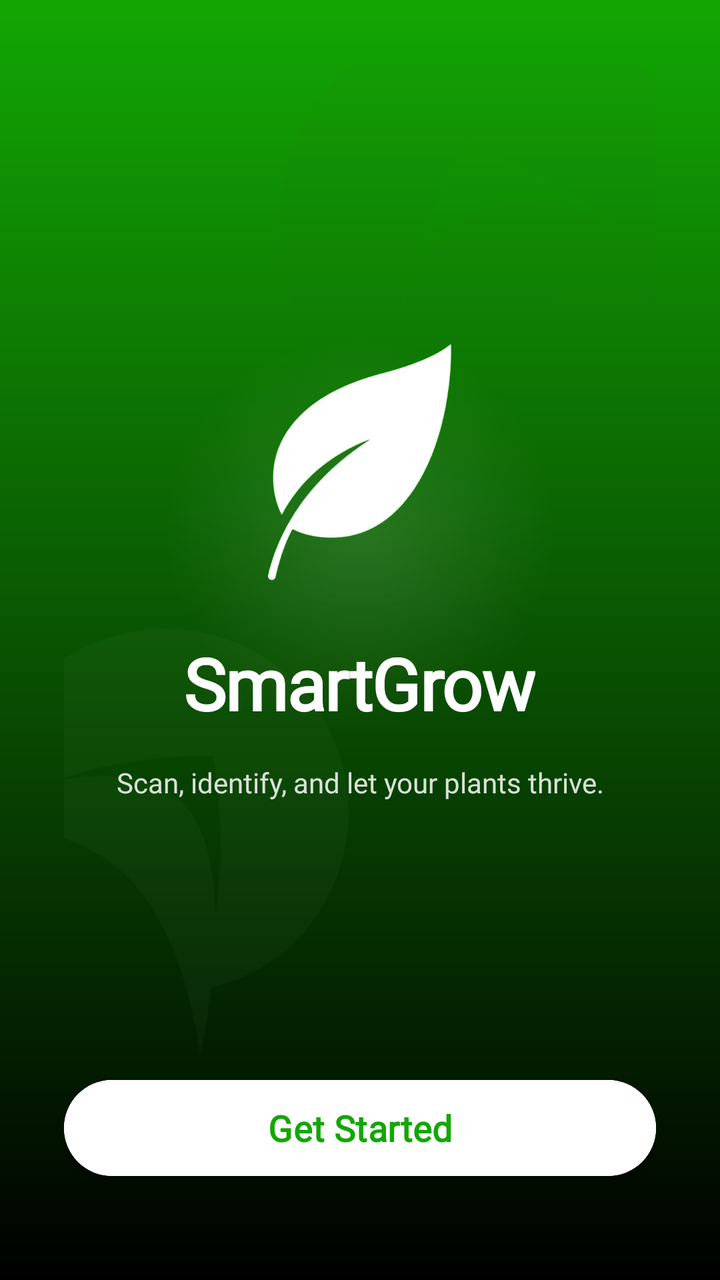
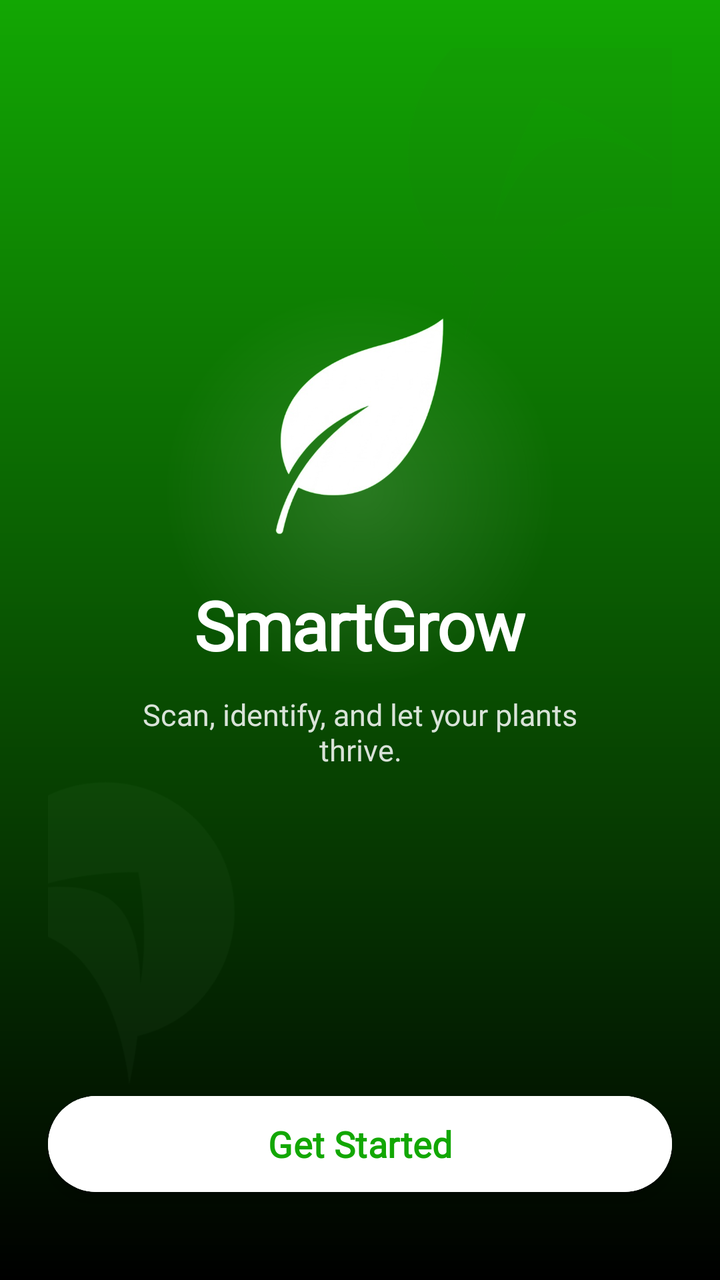

Screens rendered from an Android XML layout before and after an edit, with the pre-edit source and the edit as a unified diff.
<!-- AndroidManifest.xml: application theme Theme.SmartGrow -->
<!-- res/layout/activity_get_started.xml -->
<?xml version="1.0" encoding="utf-8"?>
<androidx.constraintlayout.widget.ConstraintLayout
    xmlns:android="http://schemas.android.com/apk/res/android"
    xmlns:app="http://schemas.android.com/apk/res-auto"
    android:layout_width="match_parent"
    android:layout_height="match_parent"
    android:background="@drawable/gradient_splash_bg"
    android:padding="32dp">

    <ImageView
        android:id="@+id/leaf_bg_top"
        android:layout_width="260dp"
        android:layout_height="260dp"
        android:src="@drawable/ic_leaf_right"
        android:alpha="0.05"
        android:rotation="-20"
        app:layout_constraintTop_toTopOf="parent"
        app:layout_constraintEnd_toEndOf="parent"
        android:layout_marginTop="-50dp"
        android:layout_marginRight="-50dp"
        android:contentDescription="Nature Deco" />

    <ImageView
        android:id="@+id/leaf_bg_bottom"
        android:layout_width="220dp"
        android:layout_height="220dp"
        android:src="@drawable/ic_leaf_left"
        android:alpha="0.04"
        android:rotation="40"
        app:layout_constraintBottom_toTopOf="@id/btn_get_started"
        app:layout_constraintStart_toStartOf="parent"
        android:layout_marginLeft="-60dp"
        android:layout_marginBottom="20dp"
        android:contentDescription="Nature Deco" />

    <View
        android:id="@+id/view_glow"
        android:layout_width="280dp"
        android:layout_height="280dp"
        android:alpha="0.25"
        android:background="@drawable/logo_glow_circle"
        app:layout_constraintTop_toTopOf="@id/layout_logo_title"
        app:layout_constraintBottom_toBottomOf="@id/layout_logo_title"
        app:layout_constraintStart_toStartOf="@id/layout_logo_title"
        app:layout_constraintEnd_toEndOf="@id/layout_logo_title" />

    <LinearLayout
        android:id="@+id/layout_logo_title"
        android:layout_width="match_parent"
        android:layout_height="wrap_content"
        android:orientation="vertical"
        android:gravity="center"
        app:layout_constraintTop_toTopOf="parent"
        app:layout_constraintBottom_toTopOf="@id/tv_tagline"
        app:layout_constraintStart_toStartOf="parent"
        app:layout_constraintEnd_toEndOf="parent"
        app:layout_constraintVertical_chainStyle="packed">

        <ImageView
            android:id="@+id/img_logo"
            android:layout_width="130dp"
            android:layout_height="130dp"
            android:src="@drawable/smartgrow_logo"
            android:contentDescription="SmartGrow Logo" />

        <TextView
            android:id="@+id/tv_app_name"
            android:layout_width="wrap_content"
            android:layout_height="wrap_content"
            android:layout_marginTop="20dp"
            android:fontFamily="@font/poppins"
            android:textStyle="bold"
            android:letterSpacing="-0.02"
            android:text="SmartGrow"
            android:textColor="@color/white"
            android:textSize="36sp" />
    </LinearLayout>

    <TextView
        android:id="@+id/tv_tagline"
        android:layout_width="wrap_content"
        android:layout_height="wrap_content"
        android:layout_marginTop="16dp"
        android:alpha="0.85"
        android:fontFamily="@font/poppins"
        android:gravity="center"
        android:lineSpacingExtra="5sp"
        android:text="Scan, identify, and let your plants thrive."
        android:textColor="@color/white"
        android:textSize="14sp"
        app:layout_constraintTop_toBottomOf="@id/layout_logo_title"
        app:layout_constraintBottom_toTopOf="@id/btn_get_started"
        app:layout_constraintStart_toStartOf="parent"
        app:layout_constraintEnd_toEndOf="parent" />

    <com.google.android.material.button.MaterialButton
        android:id="@+id/btn_get_started"
        android:layout_width="match_parent"
        android:layout_height="56dp"
        android:layout_marginBottom="16dp"
        android:backgroundTint="@color/white"
        android:elevation="4dp"
        android:fontFamily="@font/poppins"
        android:textStyle="bold"
        android:stateListAnimator="@null"
        android:text="Get Started"
        android:textAllCaps="false"
        android:textColor="#12A703"
        android:textSize="18sp"
        app:cornerRadius="28dp"
        android:clickable="true"
        android:focusable="true"
        app:rippleColor="#2012A703"
        app:layout_constraintBottom_toBottomOf="parent"
        app:layout_constraintEnd_toEndOf="parent"
        app:layout_constraintStart_toStartOf="parent" />

</androidx.constraintlayout.widget.ConstraintLayout>
<!-- resources referenced by this layout -->
<resources>
  <color name="white">#FFFFFFFF</color>
  <!-- drawable gradient_splash_bg (drawable) -->
  <?xml version="1.0" encoding="utf-8"?>
  <shape xmlns:android="http://schemas.android.com/apk/res/android"
      android:shape="rectangle">
      <gradient
          android:startColor="#12A703"
          android:endColor="#000000"
          android:angle="270" />
  </shape>
  <!-- drawable ic_leaf_left (drawable) -->
  <vector xmlns:android="http://schemas.android.com/apk/res/android"
      android:width="24dp"
      android:height="24dp"
      android:viewportWidth="24"
      android:viewportHeight="24">
      <path
          android:fillColor="#81C784"
          android:pathData="M2,21C2,21 7,16 12,16C17,16 22,21 22,21C22,21 17,11 12,11C7,11 2,21 2,21ZM12,2C6.5,2 2,6.5 2,12C2,14.5 3,16.8 4.6,18.5C6.2,12.5 12,8 12,8C12,8 17.8,12.5 19.4,18.5C21,16.8 22,14.5 22,12C22,6.5 17.5,2 12,2Z"/>
  </vector>
  <!-- drawable ic_leaf_right (drawable) -->
  <vector xmlns:android="http://schemas.android.com/apk/res/android"
      android:width="24dp"
      android:height="24dp"
      android:viewportWidth="24"
      android:viewportHeight="24">
      <path
          android:fillColor="#0C6211"
          android:pathData="M22,21C22,21 17,16 12,16C7,16 2,21 2,21C2,21 7,11 12,11C17,11 22,21 22,21ZM12,2C17.5,2 22,6.5 22,12C22,14.5 21,16.8 19.4,18.5C17.8,12.5 12,8 12,8C12,8 6.2,12.5 4.6,18.5C3,16.8 2,14.5 2,12C2,6.5 6.5,2 12,2Z"/>
  </vector>
  <!-- drawable logo_glow_circle (drawable) -->
  <?xml version="1.0" encoding="utf-8"?>
  <shape xmlns:android="http://schemas.android.com/apk/res/android"
      android:shape="oval">
      <gradient
          android:type="radial"
          android:gradientRadius="100dp"
          android:startColor="#80FFFFFF"
          android:endColor="@android:color/transparent" />
  </shape>
  <!-- drawable smartgrow_logo: png bitmap (drawable, 73503 bytes) -->
  <style name="Theme.SmartGrow" parent="Base.Theme.SmartGrow" />
  <style name="Base.Theme.SmartGrow" parent="Theme.Material3.DayNight.NoActionBar">
          <item name="android:windowBackground">@android:color/white</item>
          <item name="android:windowDisablePreview">true</item>
          <item name="android:statusBarColor">#0C6211</item>
          <item name="android:windowLightStatusBar" tools:targetApi="m">false</item>
      </style>
</resources>

<!-- the commit's change to res/layout/activity_get_started.xml (unified diff, before → after) -->
@@ -5,94 +5,115 @@
     android:layout_width="match_parent"
     android:layout_height="match_parent"
     android:background="@drawable/gradient_splash_bg"
-    android:padding="32dp">
+    android:padding="24dp">
 
+    
+    <androidx.constraintlayout.widget.Guideline
+        android:id="@+id/guideline_bottom"
+        android:layout_width="wrap_content"
+        android:layout_height="wrap_content"
+        android:orientation="horizontal"
+        app:layout_constraintGuide_percent="0.88" />
+
+    
     <ImageView
         android:id="@+id/leaf_bg_top"
-        android:layout_width="260dp"
-        android:layout_height="260dp"
+        android:layout_width="0dp"
+        android:layout_height="0dp"
         android:src="@drawable/ic_leaf_right"
         android:alpha="0.05"
         android:rotation="-20"
+        app:layout_constraintWidth_percent="0.6"
+        app:layout_constraintDimensionRatio="1:1"
         app:layout_constraintTop_toTopOf="parent"
         app:layout_constraintEnd_toEndOf="parent"
-        android:layout_marginTop="-50dp"
-        android:layout_marginRight="-50dp"
+        android:layout_marginTop="-40dp"
+        android:layout_marginEnd="-40dp"
         android:contentDescription="Nature Deco" />
 
+    
     <ImageView
         android:id="@+id/leaf_bg_bottom"
-        android:layout_width="220dp"
-        android:layout_height="220dp"
+        android:layout_width="0dp"
+        android:layout_height="0dp"
         android:src="@drawable/ic_leaf_left"
         android:alpha="0.04"
         android:rotation="40"
+        app:layout_constraintWidth_percent="0.5"
+        app:layout_constraintDimensionRatio="1:1"
         app:layout_constraintBottom_toTopOf="@id/btn_get_started"
         app:layout_constraintStart_toStartOf="parent"
-        android:layout_marginLeft="-60dp"
-        android:layout_marginBottom="20dp"
+        android:layout_marginStart="-50dp"
+        android:layout_marginBottom="10dp"
         android:contentDescription="Nature Deco" />
 
+    
     <View
         android:id="@+id/view_glow"
-        android:layout_width="280dp"
-        android:layout_height="280dp"
+        android:layout_width="0dp"
+        android:layout_height="0dp"
         android:alpha="0.25"
         android:background="@drawable/logo_glow_circle"
-        app:layout_constraintTop_toTopOf="@id/layout_logo_title"
-        app:layout_constraintBottom_toBottomOf="@id/layout_logo_title"
-        app:layout_constraintStart_toStartOf="@id/layout_logo_title"
-        app:layout_constraintEnd_toEndOf="@id/layout_logo_title" />
+        app:layout_constraintWidth_percent="0.65"
+        app:layout_constraintDimensionRatio="1:1"
+        app:layout_constraintTop_toTopOf="@id/img_logo"
+        app:layout_constraintBottom_toBottomOf="@id/tv_app_name"
+        app:layout_constraintStart_toStartOf="parent"
+        app:layout_constraintEnd_toEndOf="parent" />
 
-    <LinearLayout
-        android:id="@+id/layout_logo_title"
-        android:layout_width="match_parent"
-        android:layout_height="wrap_content"
-        android:orientation="vertical"
-        android:gravity="center"
+    
+    <ImageView
+        android:id="@+id/img_logo"
+        android:layout_width="0dp"
+        android:layout_height="0dp"
+        android:src="@drawable/smartgrow_logo"
+        app:layout_constraintWidth_percent="0.38"
+        app:layout_constraintDimensionRatio="1:1"
         app:layout_constraintTop_toTopOf="parent"
-        app:layout_constraintBottom_toTopOf="@id/tv_tagline"
+        app:layout_constraintBottom_toTopOf="@id/tv_app_name"
         app:layout_constraintStart_toStartOf="parent"
         app:layout_constraintEnd_toEndOf="parent"
-        app:layout_constraintVertical_chainStyle="packed">
+        app:layout_constraintVertical_chainStyle="packed"
+        app:layout_constraintVertical_bias="0.45"
+        android:contentDescription="SmartGrow Logo" />
 
-        <ImageView
-            android:id="@+id/img_logo"
-            android:layout_width="130dp"
-            android:layout_height="130dp"
-            android:src="@drawable/smartgrow_logo"
-            android:contentDescription="SmartGrow Logo" />
-
-        <TextView
-            android:id="@+id/tv_app_name"
-            android:layout_width="wrap_content"
-            android:layout_height="wrap_content"
-            android:layout_marginTop="20dp"
-            android:fontFamily="@font/poppins"
-            android:textStyle="bold"
-            android:letterSpacing="-0.02"
-            android:text="SmartGrow"
-            android:textColor="@color/white"
-            android:textSize="36sp" />
-    </LinearLayout>
-
+    
     <TextView
-        android:id="@+id/tv_tagline"
+        android:id="@+id/tv_app_name"
         android:layout_width="wrap_content"
         android:layout_height="wrap_content"
         android:layout_marginTop="16dp"
+        android:fontFamily="@font/poppins"
+        android:textStyle="bold"
+        android:letterSpacing="-0.02"
+        android:text="SmartGrow"
+        android:textColor="@color/white"
+        android:textSize="34sp"
+        app:layout_constraintTop_toBottomOf="@id/img_logo"
+        app:layout_constraintBottom_toTopOf="@id/tv_tagline"
+        app:layout_constraintStart_toStartOf="parent"
+        app:layout_constraintEnd_toEndOf="parent" />
+
+    
+    <TextView
+        android:id="@+id/tv_tagline"
+        android:layout_width="0dp"
+        android:layout_height="wrap_content"
+        android:layout_marginTop="12dp"
         android:alpha="0.85"
         android:fontFamily="@font/poppins"
         android:gravity="center"
-        android:lineSpacingExtra="5sp"
         android:text="Scan, identify, and let your plants thrive."
         android:textColor="@color/white"
-        android:textSize="14sp"
-        app:layout_constraintTop_toBottomOf="@id/layout_logo_title"
-        app:layout_constraintBottom_toTopOf="@id/btn_get_started"
+        android:textSize="15sp"
+        app:layout_constraintWidth_percent="0.8"
+        app:layout_constraintTop_toBottomOf="@id/tv_app_name"
+        app:layout_constraintBottom_toTopOf="@id/guideline_bottom"
         app:layout_constraintStart_toStartOf="parent"
-        app:layout_constraintEnd_toEndOf="parent" />
+        app:layout_constraintEnd_toEndOf="parent"
+        app:layout_constraintVertical_bias="0.0" />
 
+    
     <com.google.android.material.button.MaterialButton
         android:id="@+id/btn_get_started"
         android:layout_width="match_parent"
@@ -108,11 +129,10 @@
         android:textColor="#12A703"
         android:textSize="18sp"
         app:cornerRadius="28dp"
-        android:clickable="true"
-        android:focusable="true"
-        app:rippleColor="#2012A703"
         app:layout_constraintBottom_toBottomOf="parent"
         app:layout_constraintEnd_toEndOf="parent"
-        app:layout_constraintStart_toStartOf="parent" />
+        app:layout_constraintStart_toStartOf="parent"
+        app:layout_constraintTop_toBottomOf="@id/guideline_bottom"
+        app:layout_constraintVertical_bias="1.0" />
 
 </androidx.constraintlayout.widget.ConstraintLayout>
<!-- resource entries referenced after the edit -->
@@ -47,6 +47,12 @@
           <item name="android:windowDisablePreview">true</item>
           <item name="android:statusBarColor">#0C6211</item>
           <item name="android:windowLightStatusBar" tools:targetApi="m">false</item>
+  
+          
+          <item name="android:navigationBarColor">#F9FAFA</item>
+  
+          
+          <item name="android:windowLightNavigationBar" tools:targetApi="o">true</item>
       </style>
 </resources>
 
